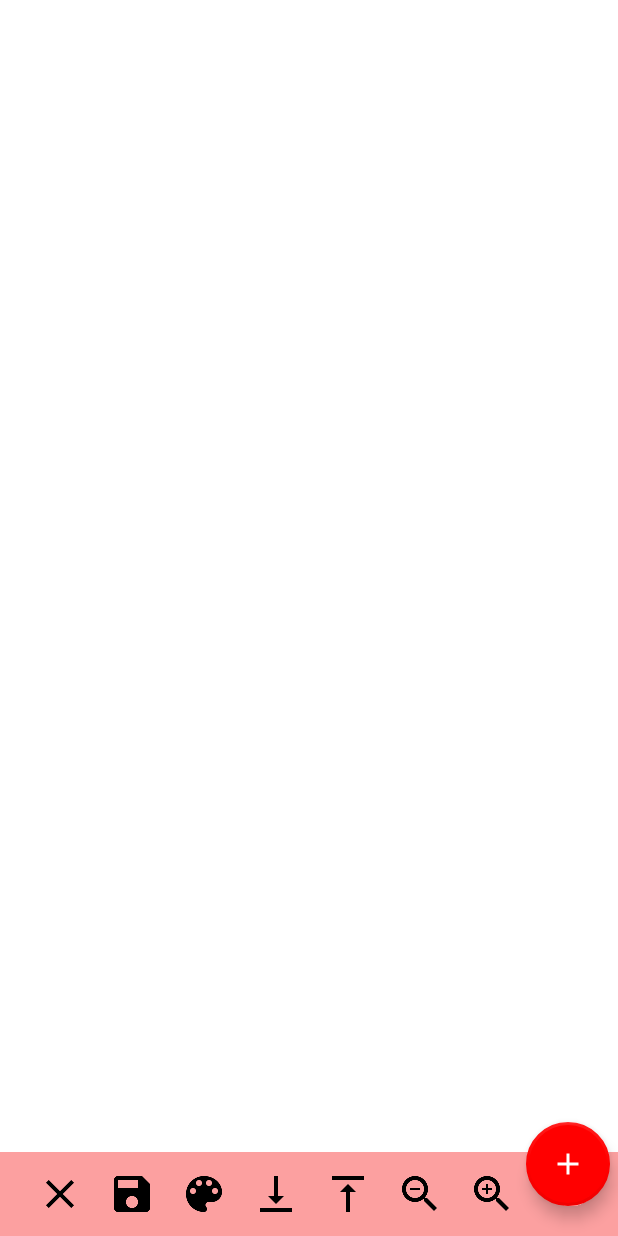
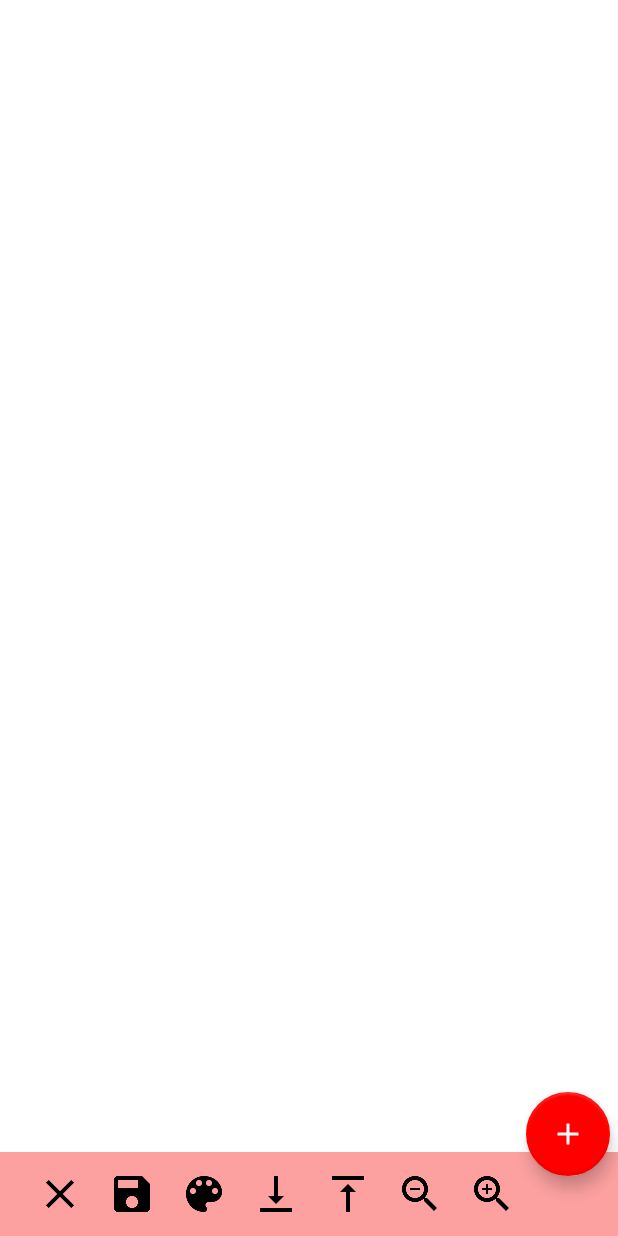
Before and after one commit to drewmahrt/Collage-App, an Android app: the screen it shows after launch (MainActivity), on a phone screen of 412 x 824 dp. Run offline under Robolectric (Android 15) with nearby library versions, the light colour scheme and no system bars; 1 statement that could not run was skipped.

Commit message:
Moved FAB

```diff
--- a/CollageApp/app/src/main/res/layout/collage_creator.xml
+++ b/CollageApp/app/src/main/res/layout/collage_creator.xml
@@ -27,7 +27,7 @@
         android:layout_height="wrap_content"
         android:layout_alignParentBottom="true"
         android:layout_alignParentRight="true"
-        android:layout_marginBottom="20dp"
+        android:layout_marginBottom="40dp"
         android:layout_marginRight="5dp"
         android:src="@drawable/ic_add"
         app:borderWidth="2dp"
```
